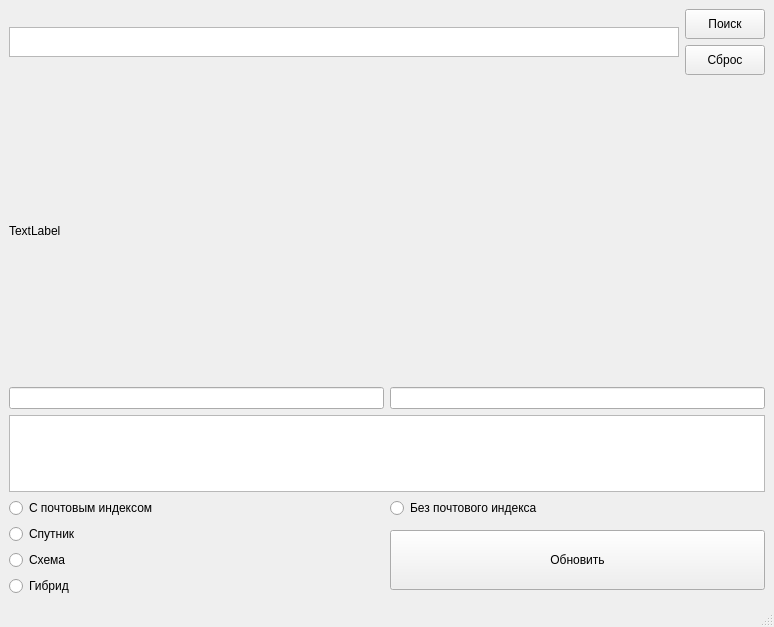
Before: the Qt Designer form map1.ui in EveryoneHATEme/Maps-Crap, drawn with Qt 5.
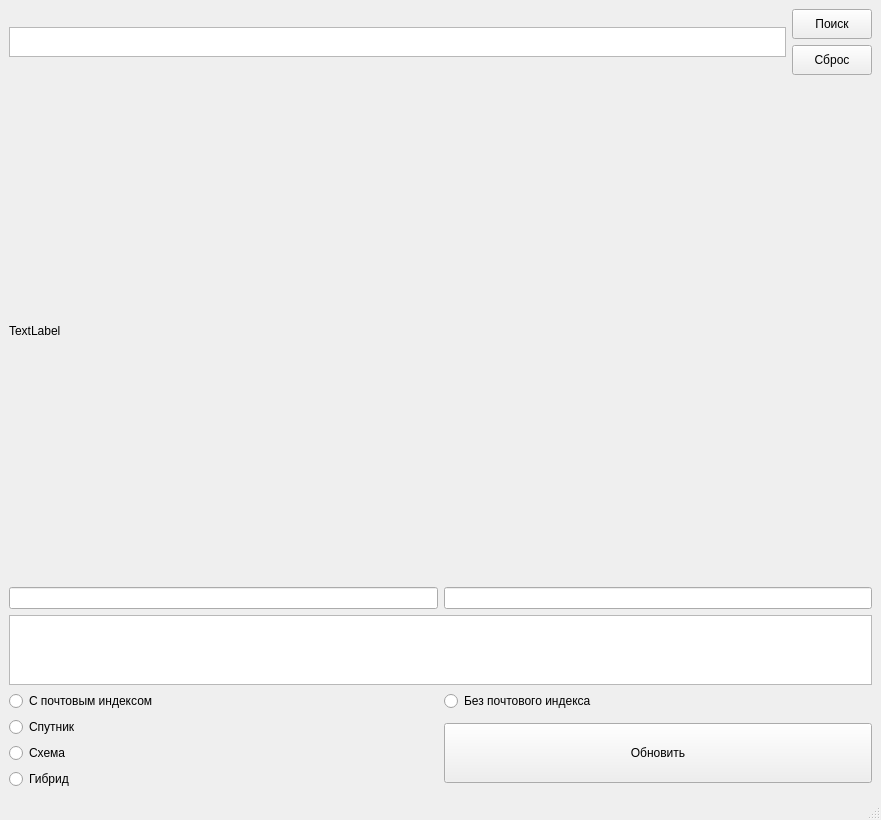
After: the same form once the commit is applied.

Commit message: Исправил кривой интерфейс, добавил адекватное масштабирование

What changed in the file:
```diff
--- a/map1.ui
+++ b/map1.ui
@@ -6,8 +6,8 @@
    <rect>
     <x>0</x>
     <y>0</y>
-    <width>774</width>
-    <height>627</height>
+    <width>881</width>
+    <height>682</height>
    </rect>
   </property>
   <property name="windowTitle">
@@ -70,7 +70,7 @@
       <property name="minimumSize">
        <size>
         <width>0</width>
-        <height>300</height>
+        <height>500</height>
        </size>
       </property>
       <property name="text">
@@ -91,11 +91,7 @@
     <item>
      <layout class="QVBoxLayout" name="verticalLayout_3">
       <item>
-       <widget class="QTextEdit" name="Serch_2">
-        <property name="readOnly">
-         <bool>true</bool>
-        </property>
-       </widget>
+       <widget class="QTextEdit" name="Serch_2"/>
       </item>
       <item>
        <layout class="QHBoxLayout" name="horizontalLayout_3">
```
Left out of the diff: 2 changed lines with no effect on the pictures.
